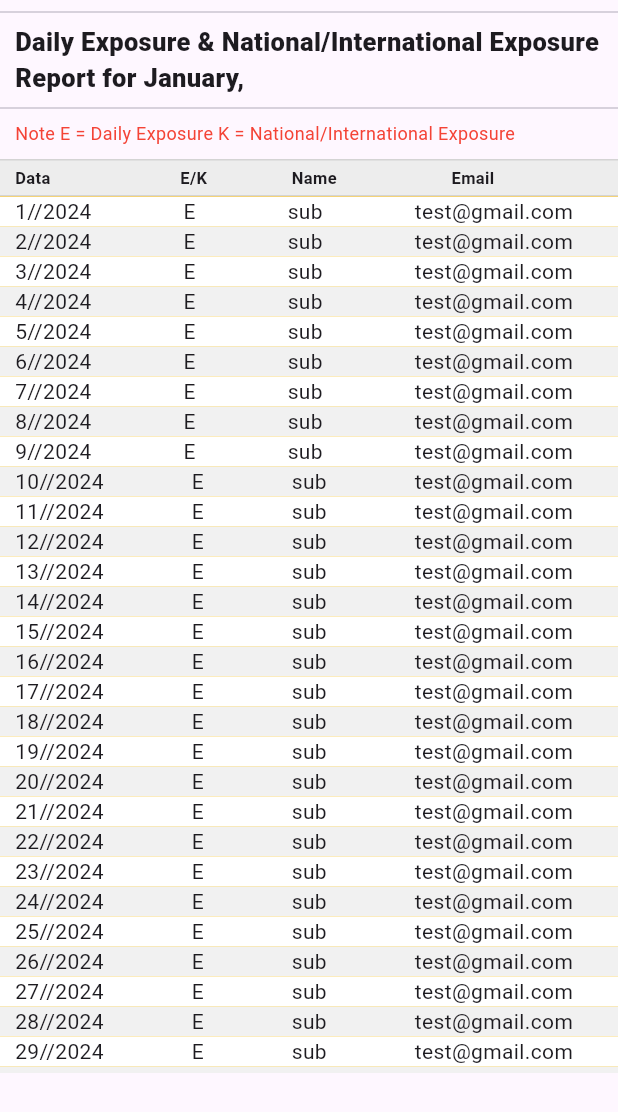
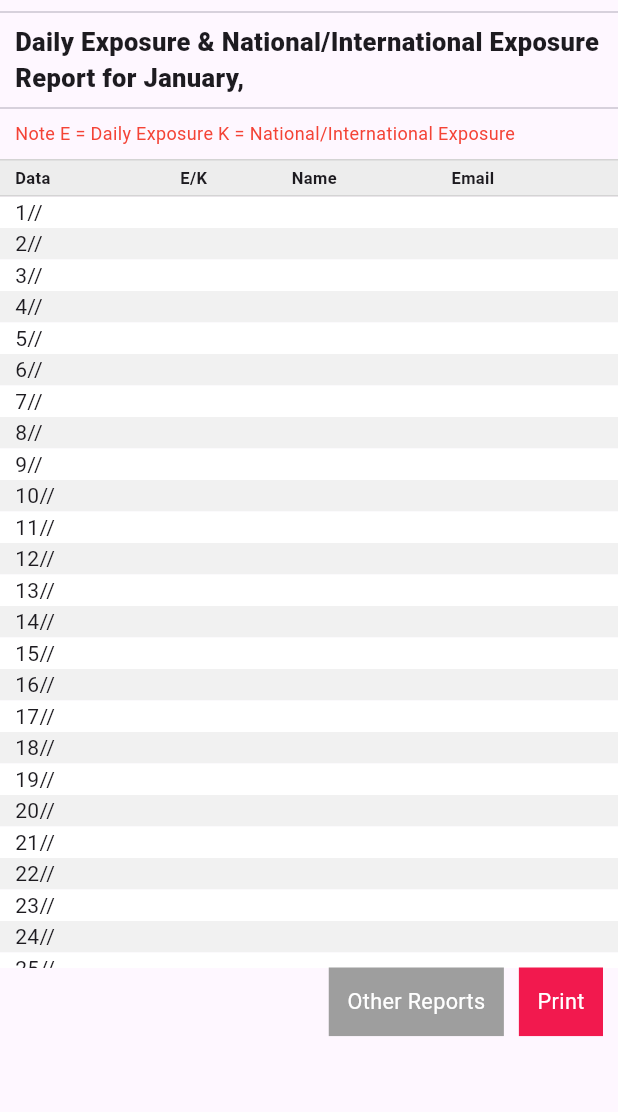
Before and after one commit to Subhan-Ayub/HBB-App, a Flutter app: the ShowReports screen opened directly with empty values, on a phone screen of 412 x 824 dp. Shown: the top 1112 px of the screen. Run offline on Flutter 3.47's test engine with Material 3 defaults, Android fonts, the phone set to English and light mode, and no system bars; our stand-ins replace get, get_storage, intl_phone_number_input, sliding_up_panel, syncfusion_flutter_charts, syncfusion_flutter_datepicker and 1 more; accounts and stored records are empty.

Commit message:
reportsComplete

```diff
--- /dev/null
+++ b/lib/src/bindings/showReportBindings.dart
@@ -0,0 +1,9 @@
+import 'package:get/get.dart';
+import 'package:hbb/src/controllers/showReportController.dart';
+
+class ShowReportBingings extends Bindings {
+  @override
+  void dependencies() {
+    Get.lazyPut<ShowReportController>(() => ShowReportController());
+  }
+}
--- /dev/null
+++ b/lib/src/controllers/showReportController.dart
@@ -0,0 +1,22 @@
+import 'package:get/get.dart';
+
+class ShowReportController extends GetxController {
+  var arg = Get.arguments;
+  var ek = '';
+  var name = '';
+  var email = '';
+  check(date) {
+    for (var i = 0; i < arg['data']['activities'].length; i++) {
+      ek = '';
+      name = '';
+      email = '';
+      if (int.parse(arg['data']['activities'][i]['dayofmonth']) == date) {
+        ek = arg['data']['activities'][i]['activitytype'] == 1 ? 'E' : 'K';
+        name = arg['data']['activities'][i]['prospectname'];
+        email = arg['data']['activities'][i]['email'];
+
+        return;
+      }
+    }
+  }
+}
--- a/lib/src/controllers/statistics&reportsController.dart
+++ b/lib/src/controllers/statistics&reportsController.dart
@@ -14,6 +14,7 @@ class StatisticsAndReportsController extends GetxController {
   RxBool loder = true.obs;
   RxString dailySelectedMonth = 'Month'.obs;
   RxString dailySelectedYear = 'Year'.obs;
+
   int? dailyMonthLenght;
 
   RxString conferenceSelectedMonth = 'Month'.obs;
--- a/lib/src/ui/view/showAllReports.dart
+++ b/lib/src/ui/view/showAllReports.dart
@@ -1,18 +1,19 @@
 import 'package:flutter/material.dart';
 import 'package:get/get.dart';
+import 'package:hbb/src/controllers/showReportController.dart';
+import 'package:hbb/src/utils/uidata/color.dart';
 
 class ShowReports extends StatelessWidget {
   @override
   Widget build(BuildContext context) {
-    var arg = Get.arguments;
-    print(arg);
+    ShowReportController _ = Get.find<ShowReportController>();
     return Scaffold(
       body: SafeArea(
           child: Column(
         crossAxisAlignment: CrossAxisAlignment.start,
         children: [
           Divider(),
-          Text('Daily Exposure & National/International Exposure Report for January, ${arg['year']}',
+          Text('Daily Exposure & National/International Exposure Report for January, ${_.arg['year']}',
                   style: TextStyle(fontSize: 17, fontWeight: FontWeight.w900))
               .marginSymmetric(horizontal: 10),
           Divider(),
@@ -54,13 +55,16 @@ class ShowReports extends StatelessWidget {
                   ).marginOnly(right: Get.width * .2),
                 ]),
           ).marginOnly(top: 9),
+          SingleChildScrollView(
+            child: Column(
+              children: [
                 Container(
-            height: Get.height - 240,
+                  height: Get.height - 310,
                   width: Get.width,
-            color: Colors.amber,
                   child: ListView.builder(
                       itemCount: 31,
                       itemBuilder: (BuildContext context, i) {
+                        _.check(i + 1);
                         return Container(
                           padding: EdgeInsets.symmetric(horizontal: 10),
                           color: i % 2 == 0
@@ -69,14 +73,52 @@ class ShowReports extends StatelessWidget {
                           child: Row(
                             mainAxisAlignment: MainAxisAlignment.spaceBetween,
                             children: [
-                        Text('${i+1}/${arg['month']}/2024'),
-                        Text('E'),
-                        Text('sub'),
-                        Text('test@gmail.com').marginOnly(right: 20),
+                              Text('${i + 1}/${_.arg['month']}/${_.arg['year']}'),
+                              Container(
+                                  width: 110,
+                                  alignment: Alignment.center,
+                                  child: Text('${_.ek}',
+                                      maxLines: 1,
+                                      overflow: TextOverflow.ellipsis)),
+                              Container(
+                                  width: 110,
+                                  alignment: Alignment.centerLeft,
+                                  child: Text('${_.name}',
+                                      maxLines: 1,
+                                      overflow: TextOverflow.ellipsis)),
+                              Container(
+                                  width: 110,
+                                  alignment: Alignment.centerLeft,
+                                  child: Text(
+                                    '${_.email}',
+                                    maxLines: 1,
+                                    overflow: TextOverflow.ellipsis,
+                                  ).marginOnly(right: 20)),
                             ],
                           ),
                         );
                       }),
+                ),
+                Row(
+                  mainAxisAlignment: MainAxisAlignment.end,
+                  children: [
+                    InkWell(
+                      onTap: () {
+                        Get.back();
+                      },
+                      child: Container(
+                        color: Colors.grey,
+                        child: Text('Other Reports', style: TextStyle(color: Colors.white, fontSize: Get.width*0.035),).marginSymmetric(horizontal: Get.width*0.03, vertical: Get.height*0.015),
+                      ),
+                    ),
+                    Container(
+                      color: UIDataColors.commonColor,
+                      child: Text('Print', style: TextStyle(color: Colors.white, fontSize: Get.width*0.035),).marginSymmetric(horizontal: Get.width*0.03, vertical: Get.height*0.015),
+                    ).paddingSymmetric(horizontal: 10),
+                  ],
+                )
+              ],
+            ),
           )
         ],
       )),
--- a/lib/src/ui/view/statistics&report.dart
+++ b/lib/src/ui/view/statistics&report.dart
@@ -559,6 +559,8 @@ class StatisticsAndReports extends StatelessWidget {
                                 ],
                               ),
                       )),
+
+
                 Row(
                   mainAxisAlignment: MainAxisAlignment.spaceBetween,
                   children: const [
@@ -584,7 +586,6 @@ class StatisticsAndReports extends StatelessWidget {
                         ),
                         InkWell(
                           onTap: () {
-                            print('daily');
                             Get.bottomSheet(Container(
                                 padding: EdgeInsets.only(top: 50, bottom: 50),
                                 height: 300,
@@ -911,7 +912,6 @@ class StatisticsAndReports extends StatelessWidget {
                         ),
                         InkWell(
                           onTap: () {
-                            print('weey');
                             Get.bottomSheet(Container(
                                 padding: EdgeInsets.only(top: 50, bottom: 50),
                                 height: 300,
--- a/lib/src/utils/routes/appPages.dart
+++ b/lib/src/utils/routes/appPages.dart
@@ -11,6 +11,7 @@ import 'package:hbb/src/bindings/myGoalsBinding.dart';
 import 'package:hbb/src/bindings/profileBinding.dart';
 import 'package:hbb/src/bindings/programDataBinding.dart';
 import 'package:hbb/src/bindings/programDetailBinding.dart';
+import 'package:hbb/src/bindings/showReportBindings.dart';
 import 'package:hbb/src/bindings/signinBinding.dart';
 import 'package:hbb/src/bindings/signupBinding.dart';
 import 'package:hbb/src/middlewares/auth.dart';
@@ -128,7 +129,7 @@ class AppPages {
         transition: Transition.noTransition),
         GetPage(
         name: Routes.showReports,
-        // binding: ContactListBinding(),
+        binding: ShowReportBingings(),
         page: () => ShowReports(),
         transition: Transition.noTransition),
   ];
```
Lines whose indentation alone changed are shown as unchanged.
